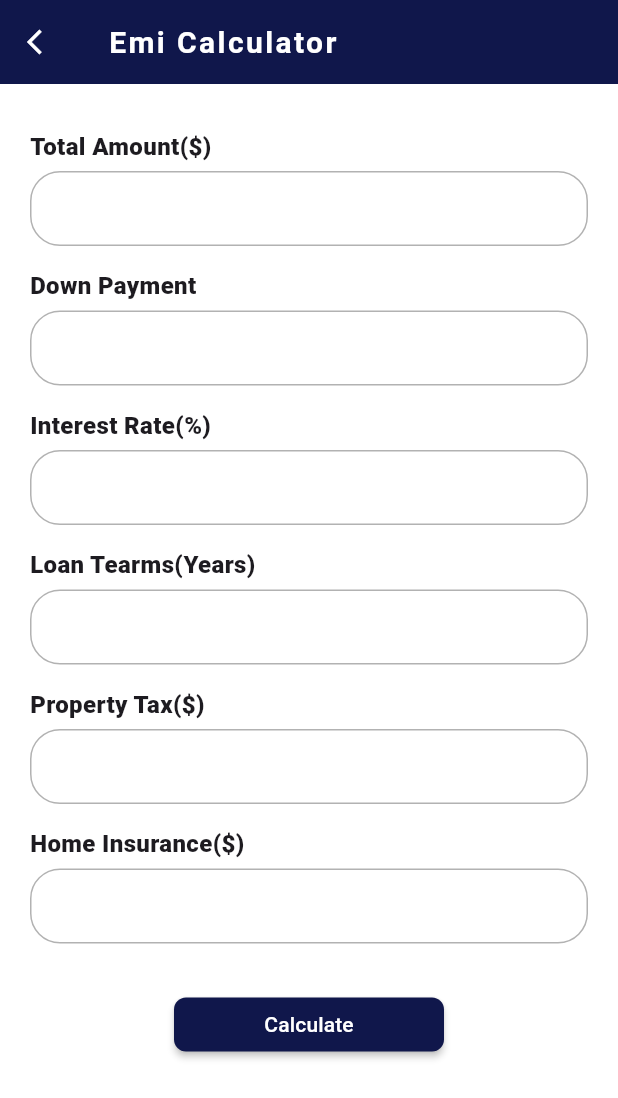
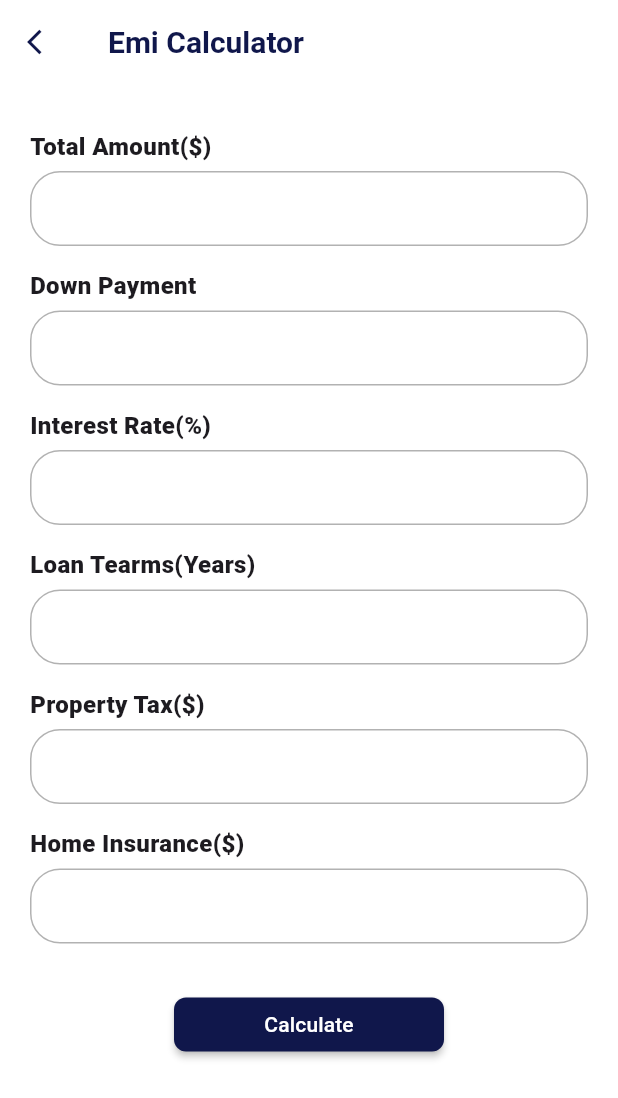
Before and after one commit to azizbhutta/realestate-master, a Flutter app: the EmiScreen screen opened directly, on a phone screen of 412 x 824 dp. Shown: the top 1098 px of the screen. Run offline on Flutter 3.47's test engine with Material 2 defaults, Android fonts, the phone set to English and light mode, and no system bars; our stand-ins replace animated_splash_screen, flutter_slidable, flutter_switch, font_awesome_flutter, google_fonts, google_nav_bar and 4 more; missing offline and left inert: dart:ffi; network calls fail; Roboto replaces fonts that are missing (Arsenal).

Commit message:
changes done

```diff
--- a/lib/screens/pages/emi_screen.dart
+++ b/lib/screens/pages/emi_screen.dart
@@ -52,7 +52,7 @@ class _EmiScreenState extends State<EmiScreen> {
     return Scaffold(
         backgroundColor: whiteColor,
         appBar: AppBar(
-          backgroundColor: primaryColor,
+          backgroundColor: Colors.transparent,
           leading: IconButton(
               onPressed: () {
                 Navigator.pop(context);
@@ -60,14 +60,14 @@ class _EmiScreenState extends State<EmiScreen> {
               icon: const Icon(
                 Icons.arrow_back_ios,
                 size: 20.0,
-                color: whiteColor,
+                color: primaryColor,
               )),
-          title: Text("Emi Calculator",
-              style: GoogleFonts.arsenal(
-                  color: whiteColor,
+          title: const Text("Emi Calculator",
+              style: TextStyle(
+                  color: primaryColor,
                   fontWeight: FontWeight.w700,
                   fontSize: 20,
-                  letterSpacing: 1.6)),
+                  )),
         ),
         body: SingleChildScrollView(
           child: SafeArea(
--- a/lib/screens/pages/first_screen.dart
+++ b/lib/screens/pages/first_screen.dart
@@ -1,4 +1,5 @@
 import 'package:flutter/material.dart';
+import 'package:realestate/screens/constants/mycolors.dart';
 import 'signin_screen.dart';
 
 class InfoScreen extends StatefulWidget {
@@ -98,10 +99,10 @@ class _InfoScreenState extends State<InfoScreen> {
       width: 310,
       margin: const EdgeInsets.symmetric(vertical: 10),
       decoration: BoxDecoration(
-        color: selectedContainerIndex == index ? const Color(0xff232c64) : Colors.transparent,
+        color: selectedContainerIndex == index ? primaryColor : Colors.transparent,
         borderRadius: BorderRadius.circular(20),
         border: Border.all(
-          color: const Color(0xff232c64),
+          color: primaryColor,
           width: 2,
         ),
       ),
--- a/lib/screens/pages/home_screen.dart
+++ b/lib/screens/pages/home_screen.dart
@@ -110,10 +110,6 @@ class _HomeScreenState extends State<HomeScreen> {
                   ),
                   Padding(
                     padding: const EdgeInsets.symmetric(horizontal: 10.0),
-                    child: InkWell(
-                      onTap: (){
-                        Navigator.push(context, MaterialPageRoute(builder: (context)=> const ReviewScreen()));
-                      },
                     child: Column(
                       children: [
                         Container(
@@ -137,7 +133,6 @@ class _HomeScreenState extends State<HomeScreen> {
                           style: TextStyle(color: Colors.grey.shade700),
                         ),
                       ],
-                      ),
                     ),
                   ),
                   Padding(
--- a/lib/screens/pages/notification_screen.dart
+++ b/lib/screens/pages/notification_screen.dart
@@ -20,9 +20,10 @@ class _NotificationScreenState extends State<NotificationScreen> {
     return Scaffold(
       backgroundColor: whiteColor,
       appBar: AppBar(
-        backgroundColor: const Color(0xff64d8d7),
+        backgroundColor: Colors.transparent,
         automaticallyImplyLeading: false,
-        title: const Text('Notification',style: TextStyle(fontWeight: FontWeight.bold),textAlign: TextAlign.start,),
+        title: const Text('Notification',style: TextStyle(color: primaryColor,fontWeight: FontWeight.w700,
+          fontSize: 22,),textAlign: TextAlign.start,),
       ),
       body: Padding(
         padding: const EdgeInsets.only(top: 10),
--- a/lib/screens/pages/signin_screen.dart
+++ b/lib/screens/pages/signin_screen.dart
@@ -170,7 +170,7 @@ class _SigninScreenState extends State<SigninScreen> {
               },
               style: ElevatedButton.styleFrom(
                   minimumSize: const Size(250, 50),
-                  backgroundColor: const Color(0xff240741)),
+                  backgroundColor: primaryColor),
               child: const Text('Sign in', style: TextStyle(fontWeight: FontWeight.bold, fontSize: 17, color: Colors.white),),
             ),
             const SizedBox(
@@ -190,7 +190,7 @@ class _SigninScreenState extends State<SigninScreen> {
                     style: TextStyle(
                         fontSize: 15,
                         fontWeight: FontWeight.bold,
-                        color: Color(0xff232c64))),
+                        color: primaryColor)),
                 TextButton(
                   onPressed: () {
                     Navigator.push(
--- a/lib/screens/pages/signup_screen.dart
+++ b/lib/screens/pages/signup_screen.dart
@@ -177,7 +177,7 @@ class _SignupScreenState extends State<SignupScreen> {
               onPressed: () {},
               style: ElevatedButton.styleFrom(
                   minimumSize: const Size(250, 50),
-                  backgroundColor: const Color(0xff240741)),
+                  backgroundColor: primaryColor),
               child: const Text('Sign Up', style: TextStyle(fontWeight: FontWeight.bold, fontSize: 17, color: Colors.white),),
             ),
             const SizedBox(
@@ -194,7 +194,7 @@ class _SignupScreenState extends State<SignupScreen> {
               mainAxisAlignment: MainAxisAlignment.center,
               children: [
                 const Text('Already have account?',
-                    style : TextStyle(fontSize: 15, fontWeight: FontWeight.bold, color: Color(0xff232c64)) ),
+                    style : TextStyle(fontSize: 15, fontWeight: FontWeight.bold, color: primaryColor) ),
                 TextButton(
                   onPressed: () {
                     Navigator.push(
```
Also changed, not shown: lib/screens/pages/detail_screen.dart (+19 -2 lines), lib/screens/pages/members_screen.dart (+8 -1 lines), lib/screens/pages/review_screen.dart (+22 -22 lines), lib/screens/pages/whishlist.dart (+6 -7 lines). Lines whose indentation alone changed are shown as unchanged.
